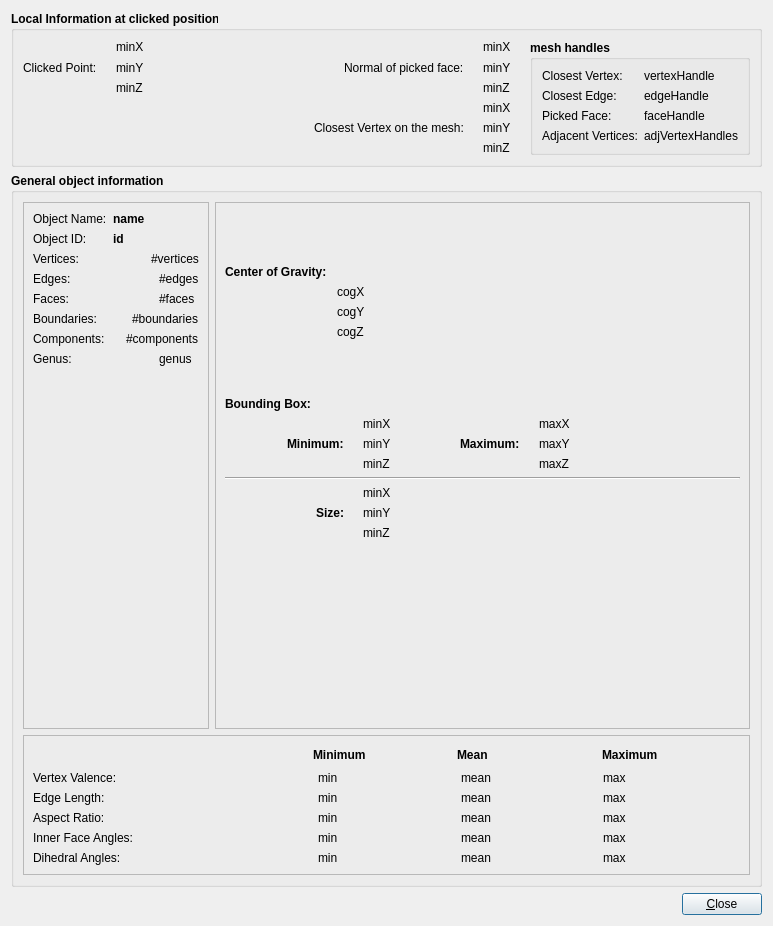
Old version of the form Plugin-Info/infoWidget.ui in the repository ShenRen/OpenFlipper.
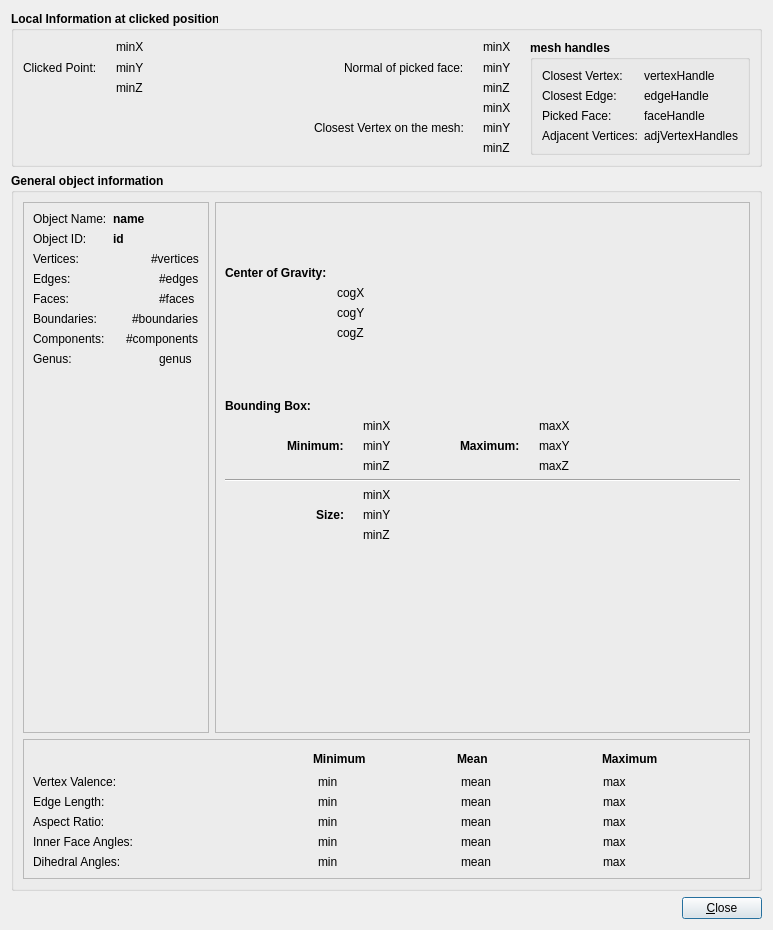
New version of the form. Icons and pictures are not drawn.

Commit message: Fixed some wrong dimensions

Diff of the .ui file:
```diff
--- a/Plugin-Info/infoWidget.ui
+++ b/Plugin-Info/infoWidget.ui
@@ -7,7 +7,7 @@
     <x>0</x>
     <y>0</y>
     <width>773</width>
-    <height>926</height>
+    <height>930</height>
    </rect>
   </property>
   <property name="windowTitle">
```
